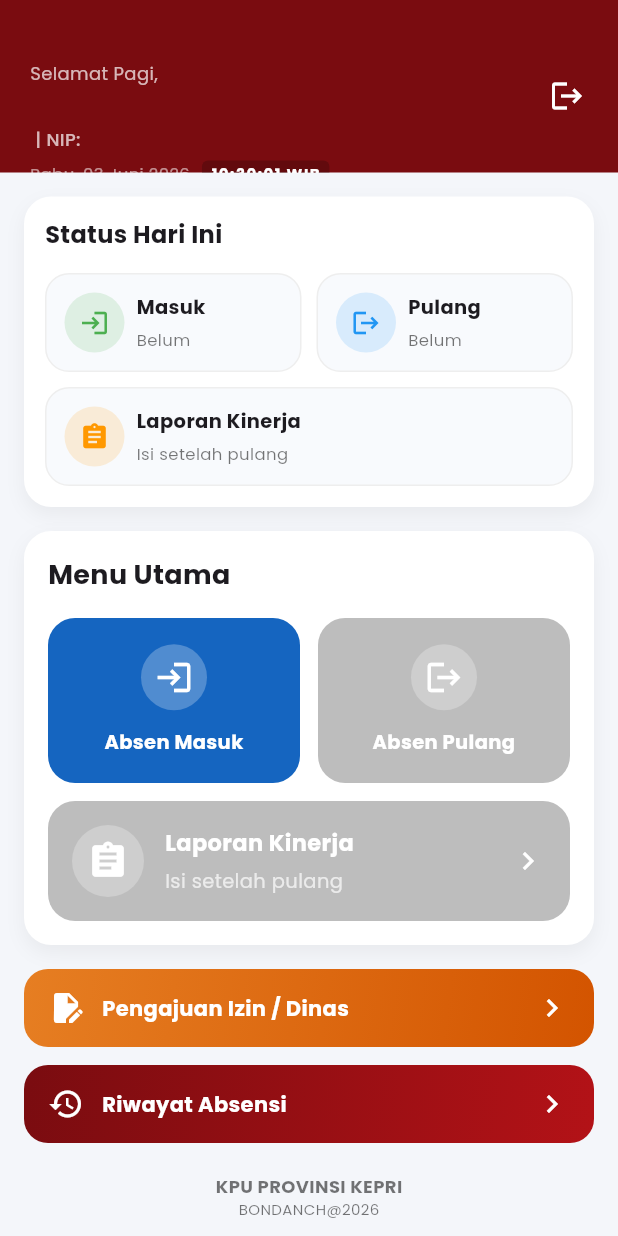
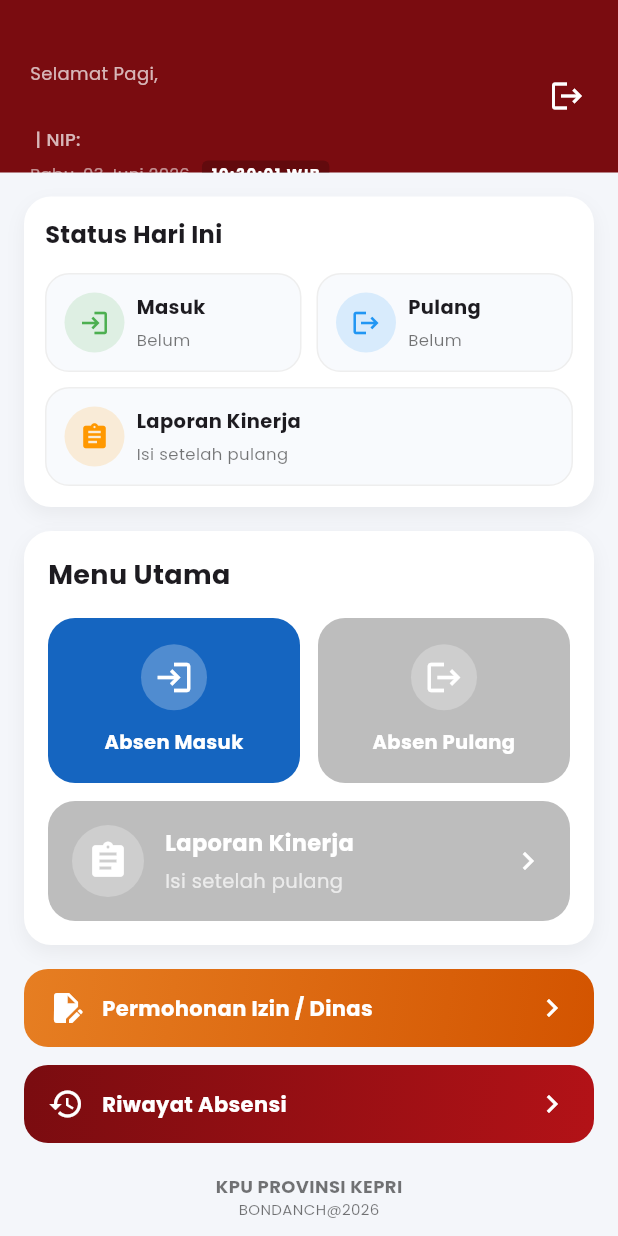
Before and after one commit to bondanchuk/absenkpukepri, a Flutter app: the HomePage screen opened directly with empty values, on a phone screen of 412 x 824 dp. Run offline on Flutter 3.47's test engine with Material 3 defaults, Android fonts, the phone set to English and light mode, and no system bars; our stand-ins replace cloud_firestore, firebase_auth, firebase_core, flutter_image_compress, geolocator, google_fonts and 2 more; accounts and stored records are empty.

Commit message:
Update Permohonan Ijin

```diff
--- a/lib/checkin_page.dart
+++ b/lib/checkin_page.dart
@@ -310,7 +310,7 @@ class _CheckInPageState extends State<CheckInPage> {
                   ] else ...[
                     infoBox(
                       "Waktu Absen",
-                      "06.00 - 08.00 WIB",
+                      "06.00 - 09.00 WIB",
                       Icons.access_time_filled,
                       Colors.green,
                     ),
@@ -319,8 +319,8 @@ class _CheckInPageState extends State<CheckInPage> {
                   const SizedBox(height: 12),
                   // ✅ Teks Info GPS dipertegas untuk hari Jumat
                   infoBox(
-                    isWfh ? "Mode WFH Aktif" : "Lokasi & Radius",
-                    isWfh ? "Tanpa akses GPS / Lokasi" : "Maksimal radius 350m",
+                    isWfh ? "Mode WFH Aktif" : "Lokasi",
+                    isWfh ? "Tanpa akses GPS / Lokasi" : "Harus di area kantor",
                     isWfh ? Icons.location_off : Icons.my_location,
                     isWfh ? Colors.green : Colors.blue,
                   ),
--- a/lib/checkout_page.dart
+++ b/lib/checkout_page.dart
@@ -303,7 +303,7 @@ class _CheckOutPageState extends State<CheckOutPage> {
                     isWfhMode ? "Mode WFH Aktif" : "Lokasi & Radius",
                     isWfhMode
                         ? "Tanpa akses GPS / Lokasi"
-                        : "Maksimal radius 350m",
+                        : "Harus di area kantor",
                     isWfhMode ? Icons.location_off : Icons.my_location,
                     isWfhMode ? Colors.green : Colors.blue,
                   ),
--- a/lib/home_page.dart
+++ b/lib/home_page.dart
@@ -10,7 +10,7 @@ import 'checkin_page.dart';
 import 'checkout_page.dart';
 import 'report_page.dart';
 import 'attendance_history_page.dart';
-import 'pengajuan_page.dart'; // ✅ Import halaman pengajuan baru
+import 'pengajuan_page.dart';
 
 class HomePage extends StatefulWidget {
   final String nip;
@@ -138,7 +138,6 @@ class _HomePageState extends State<HomePage> {
           bool sudahPulang = false;
           bool sudahReport = false;
 
-          // ✅ Variabel Status Izin/Sakit/Dinas
           bool isLeaveDay = false;
           String leaveStatus = "";
 
@@ -149,11 +148,9 @@ class _HomePageState extends State<HomePage> {
           if (snapshot.hasData && snapshot.data!.exists) {
             final data = snapshot.data!.data() as Map<String, dynamic>;
 
-            // ✅ Cek apakah hari ini ada status pengajuan
             if (data['status'] != null && data['status'] != 'valid') {
               isLeaveDay = true;
-              leaveStatus =
-                  data['status']; // "Izin", "Sakit", atau "Perjalanan Dinas"
+              leaveStatus = data['status'];
             }
 
             if (data["checkInTime"] != null) {
@@ -178,14 +175,16 @@ class _HomePageState extends State<HomePage> {
           bool isTimeForCheckout = currentHour >= 15;
           bool isTimeForReport = currentHour >= 17;
 
-          if (!sudahPulang && !isLeaveDay) {
-            sudahReport = false;
-            reportStatus = isTimeForReport
-                ? "Bisa diisi (Tanpa pulang)"
-                : "Isi setelah pulang";
-          } else if (isLeaveDay) {
-            // ✅ Jika sedang izin/dinas, tidak wajib laporan kinerja
+          if (isLeaveDay) {
             reportStatus = "Tidak wajib (Sedang $leaveStatus)";
+          } else if (!sudahReport) {
+            if (!sudahPulang) {
+              reportStatus = isTimeForReport
+                  ? "Bisa diisi (Tanpa pulang)"
+                  : "Isi setelah pulang";
+            } else {
+              reportStatus = "Isi laporan hari ini";
+            }
           }
 
           return CustomScrollView(
@@ -193,7 +192,7 @@ class _HomePageState extends State<HomePage> {
             slivers: [
               SliverAppBar(
                 pinned: true,
-                expandedHeight: 115, // Header kecil
+                expandedHeight: 115,
                 backgroundColor: const Color(0xFF7A0C10),
                 automaticallyImplyLeading: false,
                 flexibleSpace: FlexibleSpaceBar(
@@ -297,7 +296,6 @@ class _HomePageState extends State<HomePage> {
                   padding: const EdgeInsets.fromLTRB(16, 16, 16, 30),
                   child: Column(
                     children: [
-                      // ✅ TAMPILAN BANNER JIKA SEDANG IZIN/DINAS
                       if (isLeaveDay)
                         Container(
                           margin: const EdgeInsets.only(bottom: 16),
@@ -404,9 +402,7 @@ class _HomePageState extends State<HomePage> {
                                     child: PremiumMenuButton(
                                       icon: Icons.login,
                                       label: "Absen Masuk",
-                                      enabled:
-                                          !sudahMasuk &&
-                                          !isLeaveDay, // ✅ Block jika sedang Izin/Dinas
+                                      enabled: !sudahMasuk && !isLeaveDay,
                                       onTap: () {
                                         HapticFeedback.lightImpact();
                                         Navigator.push(
@@ -427,7 +423,7 @@ class _HomePageState extends State<HomePage> {
                                       enabled:
                                           !sudahPulang &&
                                           (sudahMasuk || isTimeForCheckout) &&
-                                          !isLeaveDay, // ✅ Block jika sedang Izin/Dinas
+                                          !isLeaveDay,
                                       onTap: () {
                                         HapticFeedback.lightImpact();
                                         Navigator.push(
@@ -458,7 +454,7 @@ class _HomePageState extends State<HomePage> {
                                 enabled:
                                     !sudahReport &&
                                     (sudahPulang || isTimeForReport) &&
-                                    !isLeaveDay, // ✅ Block jika sedang Izin/Dinas
+                                    !isLeaveDay,
                                 onTap: () {
                                   HapticFeedback.lightImpact();
                                   Navigator.push(
@@ -477,11 +473,15 @@ class _HomePageState extends State<HomePage> {
                         ),
                       ),
                       const SizedBox(height: 16),
-
-                      // ✅ TOMBOL BARU UNTUK PENGAJUAN IZIN/DINAS
+                      // ✅ PENAMBAHAN FUNGSI ENABLED DI SINI
                       _menuWideButton(
                         icon: Icons.edit_document,
-                        label: "Pengajuan Izin / Dinas",
+                        label: isLeaveDay
+                            ? "Permohonan (Sudah Diajukan)"
+                            : "Permohonan Izin / Dinas",
+                        enabled:
+                            !isLeaveDay &&
+                            !sudahMasuk, // Tombol mati jika sudah izin/absen masuk
                         colorStart: const Color(0xFFE67E22),
                         colorEnd: const Color(0xFFD35400),
                         onTap: () {
@@ -497,11 +497,10 @@ class _HomePageState extends State<HomePage> {
                         },
                       ),
                       const SizedBox(height: 12),
-
-                      // Tombol Riwayat Absensi Bawaan
                       _menuWideButton(
                         icon: Icons.history,
                         label: "Riwayat Absensi",
+                        enabled: true, // Riwayat selalu aktif
                         colorStart: const Color(0xFF7A0C10),
                         colorEnd: const Color(0xFFB31217),
                         onTap: () {
@@ -740,22 +739,27 @@ class PremiumMenuButtonWide extends StatelessWidget {
   }
 }
 
+// ✅ PENAMBAHAN PARAMETER ENABLED PADA WIDGET _menuWideButton
 Widget _menuWideButton({
   required IconData icon,
   required String label,
   required VoidCallback onTap,
   required Color colorStart,
   required Color colorEnd,
+  required bool enabled, // Properti tambahan untuk lock
 }) {
   return InkWell(
     borderRadius: BorderRadius.circular(16),
-    onTap: onTap,
+    onTap: enabled ? onTap : null,
     child: Container(
       width: double.infinity,
       padding: const EdgeInsets.symmetric(horizontal: 16, vertical: 14),
       decoration: BoxDecoration(
+        // Jika mati, tombol berubah warna jadi abu-abu
         gradient: LinearGradient(
-          colors: [colorStart, colorEnd],
+          colors: enabled
+              ? [colorStart, colorEnd]
+              : [Colors.grey.shade400, Colors.grey.shade500],
           begin: Alignment.topLeft,
           end: Alignment.bottomRight,
         ),
@@ -775,7 +779,8 @@ Widget _menuWideButton({
               ),
             ),
           ),
-          const Icon(Icons.chevron_right, color: Colors.white),
+          // Sembunyikan ikon panah jika tombol mati
+          if (enabled) const Icon(Icons.chevron_right, color: Colors.white),
         ],
       ),
     ),
--- a/lib/pengajuan_page.dart
+++ b/lib/pengajuan_page.dart
@@ -45,7 +45,7 @@ class _PengajuanPageState extends State<PengajuanPage> {
     if (_selectedType == null) {
       ScaffoldMessenger.of(context).showSnackBar(
         const SnackBar(
-          content: Text("❌ Pilih kategori pengajuan terlebih dahulu."),
+          content: Text("❌ Pilih kategori permohonan terlebih dahulu."),
         ),
       );
       return;
@@ -101,7 +101,9 @@ class _PengajuanPageState extends State<PengajuanPage> {
 
       if (!mounted) return;
       ScaffoldMessenger.of(context).showSnackBar(
-        SnackBar(content: Text("✅ Pengajuan $_selectedType berhasil dikirim!")),
+        SnackBar(
+          content: Text("✅ Permohonan $_selectedType berhasil dikirim!"),
+        ),
       );
       Navigator.pop(context);
     } catch (e) {
@@ -117,7 +119,7 @@ class _PengajuanPageState extends State<PengajuanPage> {
       backgroundColor: const Color(0xFFF4F6FA),
       appBar: AppBar(
         title: const Text(
-          "Pengajuan Absensi",
+          "Permohonan Absensi",
           style: TextStyle(fontWeight: FontWeight.bold),
         ),
         backgroundColor: const Color(0xFF7A0C10),
@@ -148,7 +150,7 @@ class _PengajuanPageState extends State<PengajuanPage> {
                   crossAxisAlignment: CrossAxisAlignment.start,
                   children: [
                     const Text(
-                      "Kategori Pengajuan",
+                      "Kategori Permohonan",
                       style: TextStyle(
                         fontWeight: FontWeight.bold,
                         fontSize: 14,
@@ -315,7 +317,7 @@ class _PengajuanPageState extends State<PengajuanPage> {
                   child: _loading
                       ? const CircularProgressIndicator(color: Colors.white)
                       : const Text(
-                          "Kirim Pengajuan",
+                          "Kirim Permohonan",
                           style: TextStyle(
                             fontSize: 15,
                             fontWeight: FontWeight.bold,
```
Also changed, not shown: lib/attendance_history_page.dart (+81 -20 lines).
